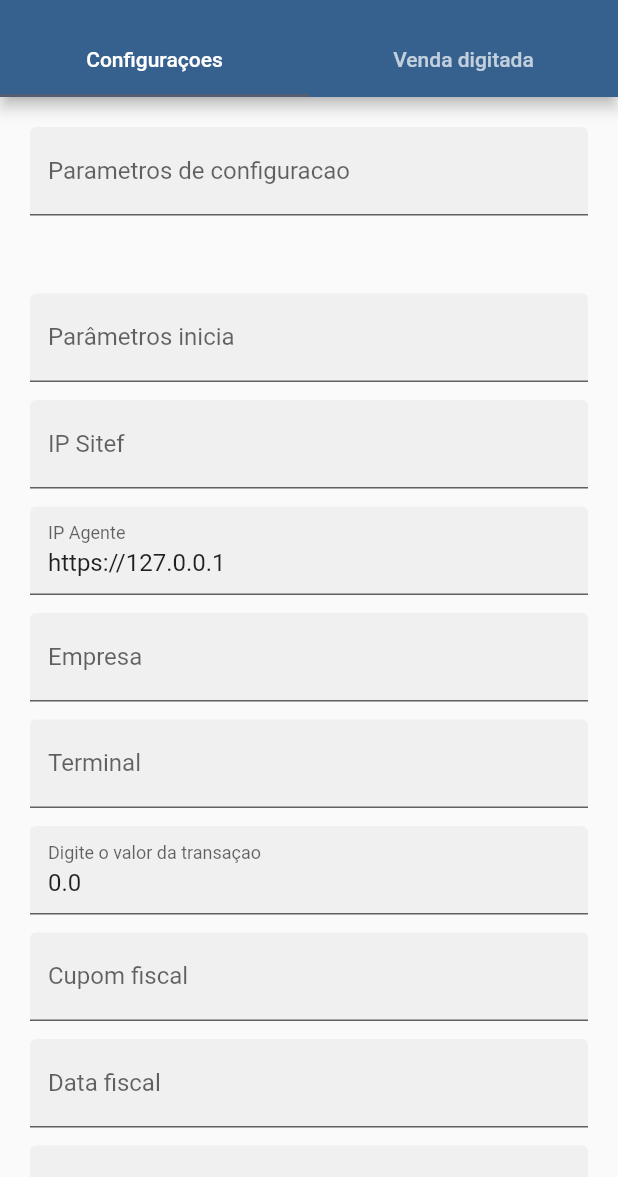
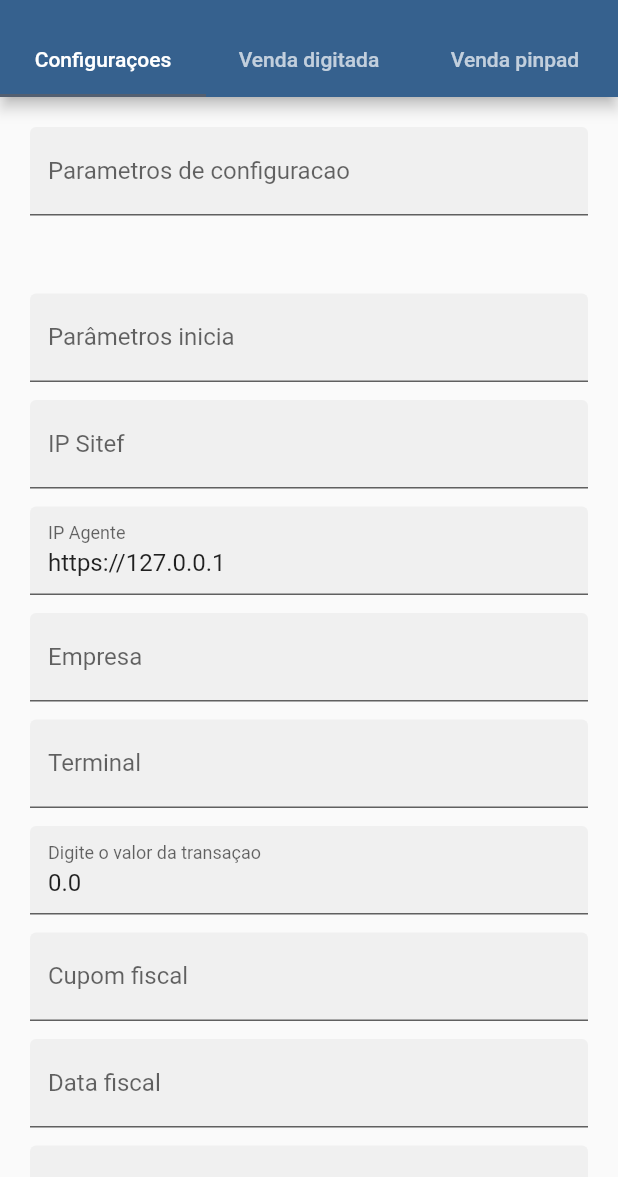
Before and after one commit to eduardohr-muniz/agente_clisitef, a Flutter app: the screen it shows after launch, on a phone screen of 412 x 824 dp, the part 59-1236 px from its top. Run offline on Flutter 3.47's test engine with Material 3 defaults, Android fonts, the phone set to English and light mode, and no system bars; our stand-ins replace dio, logger, shared_preferences.

Commit message:
build: pinpad-prerealease

```diff
--- a/example/lib/main.dart
+++ b/example/lib/main.dart
@@ -4,6 +4,7 @@ import 'package:flutter/material.dart';
 import 'package:shared_preferences/shared_preferences.dart';
 
 Future<void> main() async {
+  WidgetsFlutterBinding.ensureInitialized();
   final preferences = await SharedPreferences.getInstance();
   runApp(MaterialApp(
     initialRoute: Routes.home.route,
--- a/example/lib/src/pages/home/home_page.dart
+++ b/example/lib/src/pages/home/home_page.dart
@@ -1,5 +1,6 @@
 import 'package:example/src/pages/home/venda_page.dart';
-import 'package:example/src/pages/venda_digitada_page.dart';
+import 'package:example/src/pages/home/venda_digitada_page.dart';
+import 'package:example/src/pages/home/venda_tef_page.dart';
 import 'package:flutter/material.dart';
 import 'package:shared_preferences/shared_preferences.dart';
 
@@ -16,7 +17,7 @@ class _HomePageState extends State<HomePage> with SingleTickerProviderStateMixin
 
   @override
   void initState() {
-    tabController = TabController(length: 2, vsync: this);
+    tabController = TabController(length: 3, vsync: this);
     super.initState();
   }
 
@@ -36,6 +37,9 @@ class _HomePageState extends State<HomePage> with SingleTickerProviderStateMixin
               ),
               Tab(
                 child: Text('Venda digitada'),
+              ),
+              Tab(
+                child: Text('Venda pinpad'),
               )
             ],
           ),
@@ -47,7 +51,8 @@ class _HomePageState extends State<HomePage> with SingleTickerProviderStateMixin
               preferences: widget.preferences,
               tabController: tabController,
             ),
-            VendaDigitadaPage(tabController: tabController)
+            VendaDigitadaPage(tabController: tabController),
+            VendaPinpadPage(tabController: tabController)
           ],
         ),
       ),
--- a/example/lib/src/pages/home/venda_page.dart
+++ b/example/lib/src/pages/home/venda_page.dart
@@ -122,9 +122,17 @@ class _VendaPageState extends State<VendaPage> {
                   AgenteClisitef.pdvDigitado.startTransaction(paymentMethod: PaymentMethod.credito, amount: amount);
                   widget.tabController.animateTo(1);
                 },
-                child: const Text('INICIAR VENDA')),
+                child: const Text('INICIAR VENDA DIGITADA')),
             const SizedBox(height: 12),
-            FilledButton(onPressed: () {}, child: const Text('FINALIZAR ESTORNANDO')),
+            FilledButton(
+                onPressed: () {
+                  AgenteClisitef.initialize(config);
+                  AgenteClisitef.pdvPinpad.startTransaction(paymentMethod: PaymentMethod.credito, amount: amount);
+                  widget.tabController.animateTo(2);
+                },
+                child: const Text('INICIAR VENDA PINPAD')),
+            const SizedBox(height: 12),
+            // FilledButton(onPressed: () {}, child: const Text('FINALIZAR ESTORNANDO')),
           ],
         ),
       ),
```
Also changed, not shown: example/lib/src/pages/home/venda_tef_page.dart (added, +102 -0 lines), example/lib/src/pages/home/venda_digitada_page.dart (renamed from example/lib/src/pages/venda_digitada_page.dart), 3 other files.
